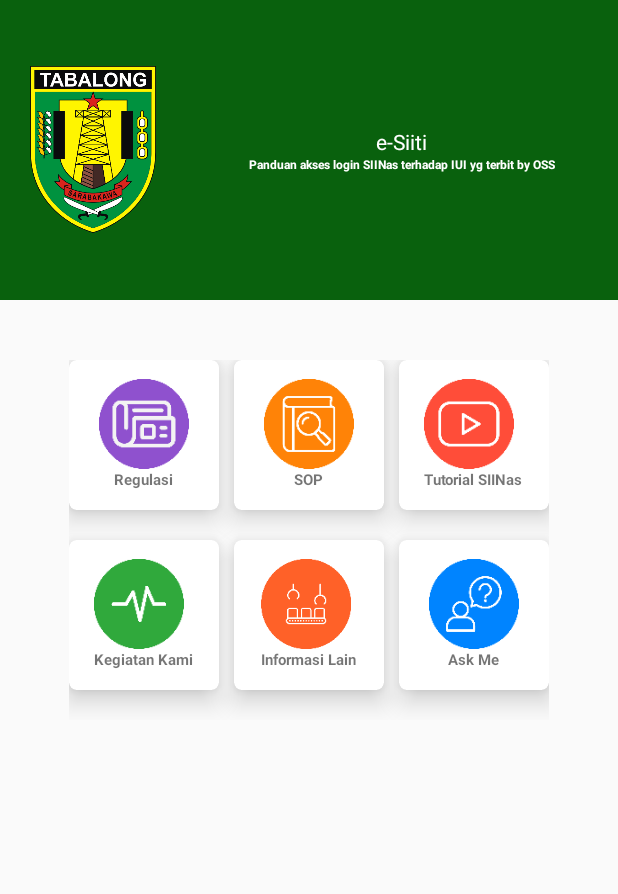
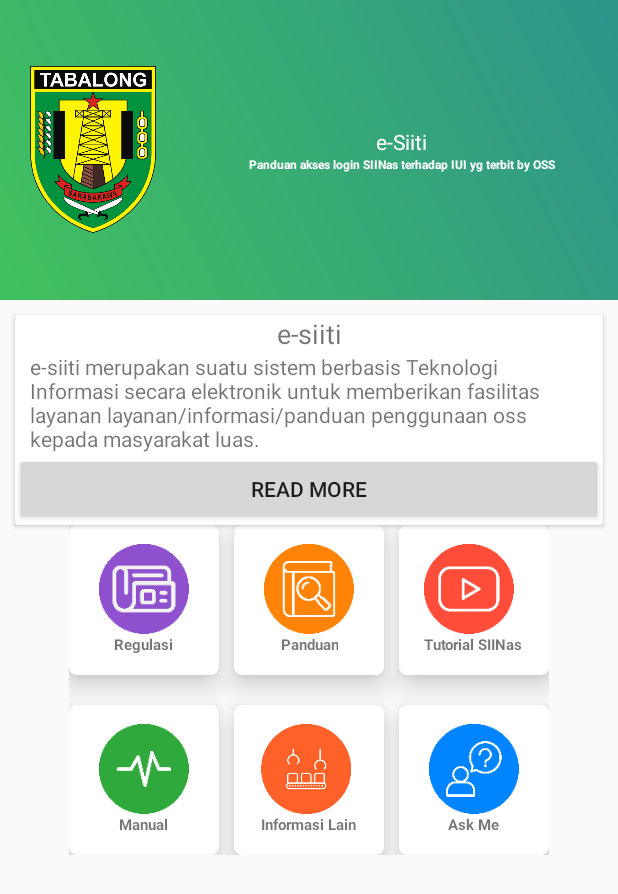
Before and after one commit to klepon46/esitii, an Android app: the screen it shows after launch (MainActivity), on a phone screen of 412 x 824 dp. Shown: the top 894 px of the screen. Run offline under Robolectric (Android 15) with nearby library versions, the phone set to English and light mode, and no system bars.

Commit message:
adding esiiti desc

```diff
--- a/app/src/main/AndroidManifest.xml
+++ b/app/src/main/AndroidManifest.xml
@@ -22,7 +22,7 @@
             android:name=".activities.RegulasiActivity"
             android:parentActivityName=".activities.RegulasiListActivity" />
         <activity
-            android:name=".activities.SopActivity"
+            android:name=".activities.PanduanActivity"
             android:parentActivityName=".MainActivity" />
         <activity
             android:name=".activities.VideoActivity"
@@ -30,6 +30,9 @@
             android:theme="@style/MainTheme" />
         <activity
             android:name=".activities.RegulasiListActivity"
+            android:parentActivityName=".MainActivity" />
+        <activity
+            android:name=".activities.VideoOldActivity"
             android:parentActivityName=".MainActivity"></activity>
     </application>
 
--- /dev/null
+++ b/app/src/main/res/drawable/gradient_background.xml
@@ -0,0 +1,8 @@
+<?xml version="1.0" encoding="utf-8"?>
+<shape xmlns:android="http://schemas.android.com/apk/res/android">
+    <gradient android:angle="45"
+        android:startColor="@color/start_green"
+        android:endColor="@color/end_green"
+        />
+
+</shape>
--- a/app/src/main/res/layout/activity_main.xml
+++ b/app/src/main/res/layout/activity_main.xml
@@ -11,7 +11,7 @@
     <LinearLayout
         android:layout_width="match_parent"
         android:layout_height="200dp"
-        android:background="@color/colorPrimary"
+        android:background="@drawable/gradient_background"
         android:gravity="center_vertical"
         android:orientation="horizontal">
 
@@ -49,13 +49,58 @@
 
     </LinearLayout>
 
+    <android.support.v7.widget.CardView
+        android:layout_width="match_parent"
+        android:layout_height="wrap_content"
+        android:layout_gravity="center"
+        android:layout_marginLeft="@dimen/row_padding_vertical"
+        android:layout_marginRight="@dimen/row_padding_vertical"
+        android:layout_marginTop="@dimen/row_padding_vertical">
+
+        <RelativeLayout
+            android:layout_width="wrap_content"
+            android:layout_height="match_parent"
+            android:layout_gravity="center">
+
+            <TextView
+                android:id="@+id/esitii_title"
+                android:layout_width="match_parent"
+                android:layout_height="wrap_content"
+                android:layout_alignParentTop="true"
+                android:gravity="center"
+                android:paddingLeft="@dimen/row_padding_vertical"
+                android:paddingRight="@dimen/row_padding_vertical"
+                android:text="e-siiti"
+                android:textSize="18sp" />
+
+            <TextView
+                android:id="@+id/esitii_desc"
+                android:layout_width="match_parent"
+                android:layout_height="wrap_content"
+                android:layout_below="@id/esitii_title"
+                android:paddingLeft="@dimen/row_padding_vertical"
+                android:paddingRight="@dimen/row_padding_vertical"
+                android:text="@string/esitii"
+                app:layout_constraintTop_toBottomOf="@id/esitii_title" />
+
+            <Button
+                android:layout_width="match_parent"
+                android:layout_height="wrap_content"
+                android:layout_below="@id/esitii_desc"
+                android:text="Read more" />
+        </RelativeLayout>
+
+    </android.support.v7.widget.CardView>
+
+    <ScrollView
+        android:layout_width="match_parent"
+        android:layout_height="match_parent">
 
         <LinearLayout
             android:layout_width="wrap_content"
             android:layout_height="wrap_content"
             android:layout_centerInParent="true"
             android:layout_gravity="center_horizontal"
-        android:layout_marginTop="40dp"
             android:clipChildren="false"
             android:clipToPadding="false"
             android:gravity="center"
@@ -142,7 +187,7 @@
                             android:layout_below="@id/imgInformation"
                             android:layout_centerInParent="true"
                             android:gravity="center"
-                        android:text="SOP"
+                            android:text="Panduan"
                             android:textSize="@dimen/card_text_size"
                             android:textStyle="bold" />
 
@@ -197,7 +242,6 @@
             <LinearLayout
                 android:layout_width="wrap_content"
                 android:layout_height="wrap_content"
-            android:layout_marginBottom="20dp"
                 android:clipChildren="false"
                 android:clipToPadding="false"
                 android:gravity="center"
@@ -234,7 +278,7 @@
                             android:layout_below="@id/imgOther1"
                             android:layout_centerInParent="true"
                             android:gravity="center"
-                        android:text="Kegiatan Kami"
+                            android:text="Manual"
                             android:textSize="@dimen/card_text_size"
                             android:textStyle="bold" />
 
@@ -331,5 +375,6 @@
 
         </LinearLayout>
 
+    </ScrollView>
 
 </LinearLayout>
--- a/app/src/main/res/values/colors.xml
+++ b/app/src/main/res/values/colors.xml
@@ -6,4 +6,6 @@
     <color name="colorPrimaryDark">#09610d</color>
     <color name="colorAccent">#FF4081</color>
     <color name="colorWhite">#FFFFFF</color>
+    <color name="start_green">#41c15d</color>
+    <color name="end_green">#2e948c</color>
 </resources>
--- a/app/src/main/res/values/strings.xml
+++ b/app/src/main/res/values/strings.xml
@@ -3,4 +3,7 @@
 
     <!-- TODO: Remove or change this placeholder text -->
     <string name="hello_blank_fragment">Hello blank fragment</string>
+    <string name="esitii">e-siiti merupakan suatu sistem berbasis Teknologi
+        Informasi secara elektronik untuk memberikan fasilitas layanan layanan/informasi/panduan
+    penggunaan oss kepada masyarakat luas.</string>
 </resources>
```
Also changed, not shown: app/src/main/java/com/ggstudio/esitii/MainActivity.java (+4 -4 lines), app/src/main/java/com/ggstudio/esitii/activities/PanduanActivity.java (renamed from app/src/main/java/com/ggstudio/esitii/activities/SopActivity.java, +8 -8 lines), app/src/main/java/com/ggstudio/esitii/activities/VideoOldActivity.java (added, +36 -0 lines), app/src/main/res/layout/activity_panduan.xml (added, +23 -0 lines), app/src/main/res/layout/activity_video_old.xml (renamed from app/src/main/res/layout/activity_sop.xml, +5 -9 lines). Lines whose indentation alone changed are shown as unchanged.
